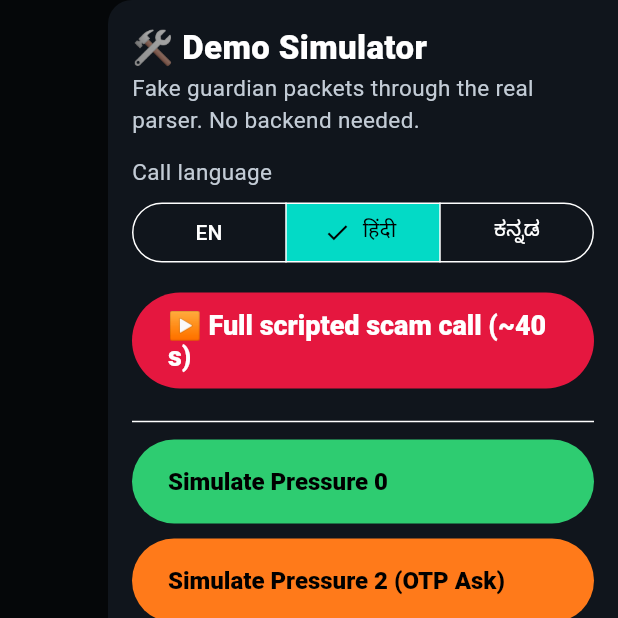
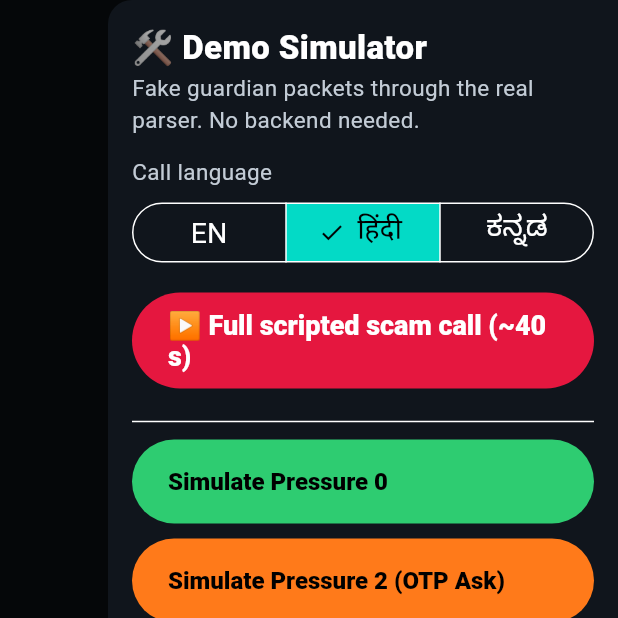
Before and after one commit to nikhilcherry/chaukanna, a Flutter app: the screen it shows after launch, with the side drawer open, on a phone screen of 412 x 824 dp, the top half of it. Run offline on Flutter 3.47's test engine with Material 3 defaults, Android fonts, the phone set to English and light mode, and no system bars; our stand-ins replace just_audio, vibration; missing offline and left inert: audio_session, livekit_client.

Commit message:
Polish from rendered previews: gauge label, button fonts, evidence noise, captions
Rendered every screen with real fonts (Noto Devanagari/Kannada, Roboto)
at 412x915 dp and fixed what showed up:
- gauge label sat on top of the needle; now below the arc.
- button / segmented / snackbar text styles replaced the theme style and
  dropped the font family and Indic fallback; now derived from the theme.
- victim lines like 'what? I did nothing wrong' were logged as evidence;
  evidence is now caller lines plus any victim line with a masked OTP.
- 'now saying' caption duplicated the headline during the short clip;
  it now captions the full clip only.
- simulated family alert grammar.

Co-Authored-By: Claude Opus 5.5 <noreply@anthropic.com>

```diff
--- a/lib/screens/alarm_overlay.dart
+++ b/lib/screens/alarm_overlay.dart
@@ -182,7 +182,8 @@ class _VoiceStatus extends StatelessWidget {
       WhisperStatus.stopped => (Icons.stop_circle_outlined, 'Voice warning stopped', Pal.dim),
       WhisperStatus.idle => (Icons.volume_up, 'Read the warning above', Pal.dim),
     };
-    final caption = whisper.playing ? whisper.current?.text : null;
+    // The short clip's words are already the headline; caption the longer full clip.
+    final caption = whisper.playing && whisper.current?.variant == 'full' ? whisper.current?.text : null;
     return Column(
       children: [
         Row(
--- a/lib/screens/post_call_screen.dart
+++ b/lib/screens/post_call_screen.dart
@@ -186,10 +186,6 @@ class _ComplaintState extends State<_Complaint> {
           Padding(
             padding: const EdgeInsets.only(bottom: 10),
             child: SegmentedButton<bool>(
-              style: SegmentedButton.styleFrom(
-                minimumSize: const Size(0, 52),
-                textStyle: const TextStyle(fontSize: 19),
-              ),
               segments: [
                 ButtonSegment(value: false, label: Text(_langNames[c.complaintLocalLang] ?? c.complaintLocalLang)),
                 const ButtonSegment(value: true, label: Text('English')),
--- a/lib/screens/simulator_drawer.dart
+++ b/lib/screens/simulator_drawer.dart
@@ -34,7 +34,6 @@ class SimulatorDrawer extends StatelessWidget {
             const Text('Call language', style: TextStyle(color: Pal.dim, fontSize: 15)),
             const SizedBox(height: 6),
             SegmentedButton<String>(
-              style: SegmentedButton.styleFrom(minimumSize: const Size(0, 48)),
               segments: const [
                 ButtonSegment(value: 'en', label: Text('EN')),
                 ButtonSegment(value: 'hi', label: Text('हिंदी')),
--- a/lib/state/guardian_controller.dart
+++ b/lib/state/guardian_controller.dart
@@ -350,7 +350,8 @@ class GuardianController extends ChangeNotifier {
     if (v.isScam) scamType = v.scamType;
     if (v.summaryForFamily.isNotEmpty) summaryForFamily = v.summaryForFamily;
     if (peakPressure >= 2) firstHighRiskAt ??= now;
-    if (pressure >= 2 || v.asksOtpOrPin || v.demandsSecrecy) {
+    final victimSaidOtp = m.speaker == 'victim' && text.contains('••••');
+    if ((m.speaker != 'victim' && (pressure >= 2 || v.asksOtpOrPin || v.demandsSecrecy)) || victimSaidOtp) {
       _addEvidence(now, '${_flagSummary(pressure, v)}${text.isEmpty ? '' : ' - ${m.speaker}: "${_snippet(text)}"'}');
     }
     if (m.latencyMs != null) _log('Verdict p$pressure ${v.scamType} from ${m.speaker} (${m.latencyMs} ms)');
--- a/lib/theme.dart
+++ b/lib/theme.dart
@@ -26,6 +26,9 @@ const kIndicFallback = ['NotoSansDevanagari', 'NotoSansKannada'];
 
 ThemeData buildTheme() {
   final base = ThemeData.dark().textTheme.apply(bodyColor: Pal.text, displayColor: Pal.text);
+  // Button text styles replace (not merge with) the theme style, so derive them
+  // from it to keep the font family and the Indic fallbacks.
+  final label = base.labelLarge!.copyWith(fontSize: 20, fontFamilyFallback: kIndicFallback);
   return ThemeData(
     useMaterial3: true,
     brightness: Brightness.dark,
@@ -34,17 +37,22 @@ ThemeData buildTheme() {
     colorScheme: const ColorScheme.dark(primary: Pal.safe, onPrimary: Colors.black, surface: Pal.card),
     textTheme: base,
     materialTapTargetSize: MaterialTapTargetSize.padded,
-    snackBarTheme: const SnackBarThemeData(
+    snackBarTheme: SnackBarThemeData(
       behavior: SnackBarBehavior.floating,
-      contentTextStyle: TextStyle(fontSize: 18, fontFamilyFallback: kIndicFallback),
+      contentTextStyle: base.bodyLarge!.copyWith(fontSize: 18, fontFamilyFallback: kIndicFallback),
     ),
     dialogTheme: const DialogThemeData(backgroundColor: Pal.card),
     filledButtonTheme: FilledButtonThemeData(
-      style: FilledButton.styleFrom(minimumSize: const Size(64, 56), textStyle: const TextStyle(fontSize: 20)),
+      style: FilledButton.styleFrom(minimumSize: const Size(64, 56), textStyle: label),
     ),
     textButtonTheme: TextButtonThemeData(
-      style: TextButton.styleFrom(minimumSize: const Size(64, 56), textStyle: const TextStyle(fontSize: 20)),
+      style: TextButton.styleFrom(minimumSize: const Size(64, 56), textStyle: label),
     ),
-    outlinedButtonTheme: OutlinedButtonThemeData(style: OutlinedButton.styleFrom(minimumSize: const Size(64, 56))),
+    outlinedButtonTheme: OutlinedButtonThemeData(
+      style: OutlinedButton.styleFrom(minimumSize: const Size(64, 56), textStyle: label),
+    ),
+    segmentedButtonTheme: SegmentedButtonThemeData(
+      style: SegmentedButton.styleFrom(minimumSize: const Size(0, 52), textStyle: label.copyWith(fontSize: 19)),
+    ),
   );
 }
```
Also changed, not shown: lib/state/demo_content.dart (+7 -8 lines), lib/widgets/pressure_gauge.dart (+9 -8 lines), 3 other files.
